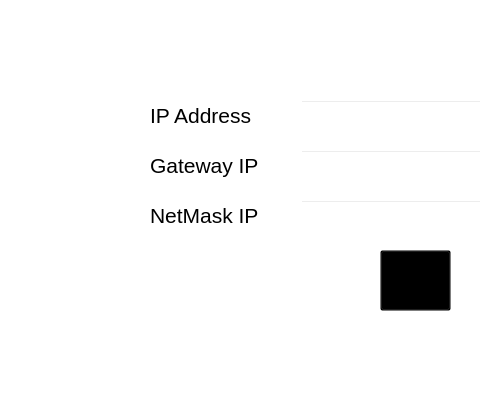
The window that network_setting.ui (oussemah/standalone_qt_app) describes before a commit, drawn with Qt 5; both pictures show x 0 to 480 and y 0 to 400 of the 800 by 400 pixel window.
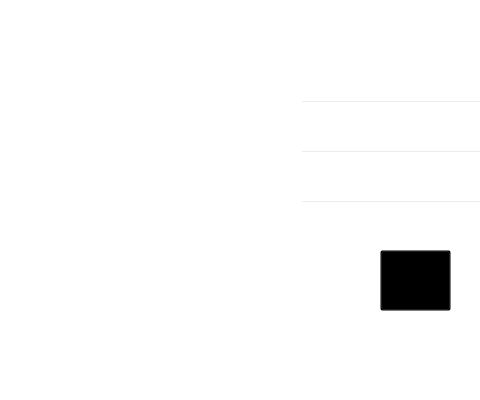
The same window after the commit. Icons and pictures are not drawn.

Commit message: Fixed gpio_handler watcher configuration + updated gui settings + added default input pin

```diff
--- a/network_setting.ui
+++ b/network_setting.ui
@@ -39,6 +39,9 @@
      <pointsize>16</pointsize>
     </font>
    </property>
+   <property name="styleSheet">
+    <string notr="true">color: #ffffff;</string>
+   </property>
    <property name="text">
     <string>IP Address</string>
    </property>
@@ -57,6 +60,9 @@
      <pointsize>16</pointsize>
     </font>
    </property>
+   <property name="styleSheet">
+    <string notr="true">color: #ffffff;</string>
+   </property>
    <property name="text">
     <string>Gateway IP</string>
    </property>
@@ -75,6 +81,9 @@
      <pointsize>16</pointsize>
     </font>
    </property>
+   <property name="styleSheet">
+    <string notr="true">color: #ffffff;</string>
+   </property>
    <property name="text">
     <string>NetMask IP</string>
    </property>
```
Left out of the diff: 17 changed lines with no effect on the pictures. The commit also changes 7 other files.
